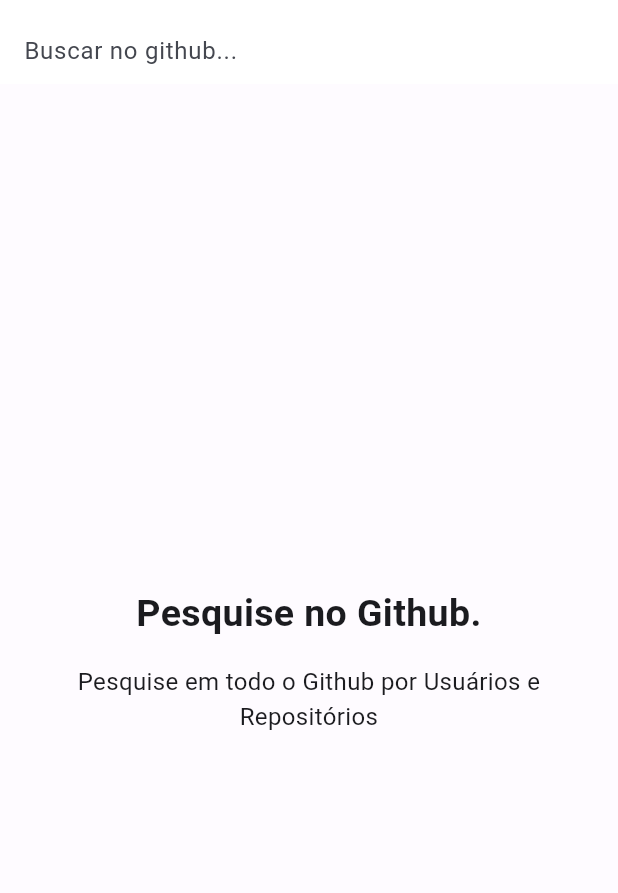
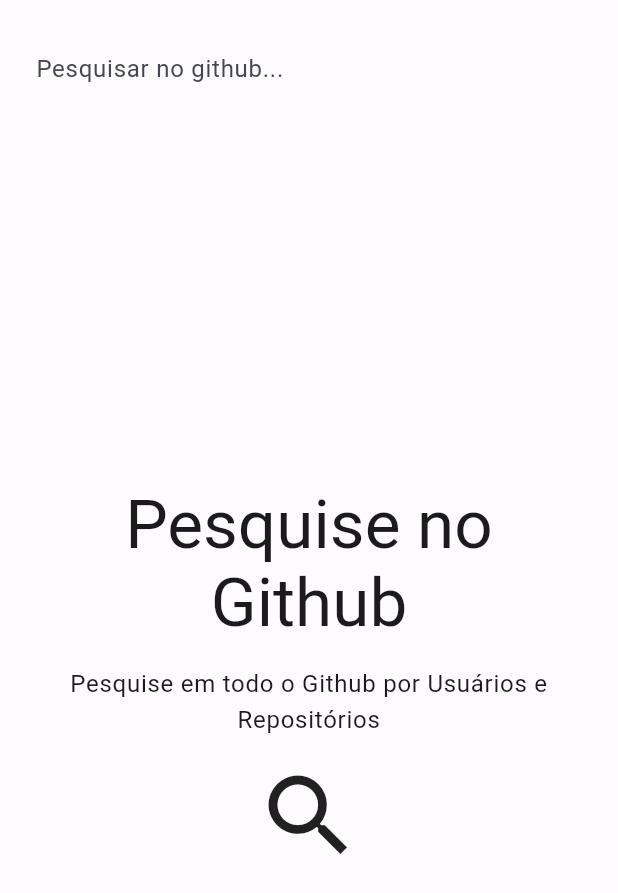
Before and after one commit to fldnascimento/git_search, a Flutter app: the screen it shows after launch, on a phone screen of 412 x 824 dp. Shown: the top 893 px of the screen. Run offline on Flutter 3.47's test engine with Material 2 defaults, Android fonts, the light colour scheme and no system bars; our stand-ins replace dio, equatable, get_it, go_router, result_dart.

Commit message:
added sizes and refactored search page

```diff
--- a/lib/src/injection_container.dart
+++ b/lib/src/injection_container.dart
@@ -10,12 +10,14 @@
 import 'infra/datasources/git_hub_datasource.dart';
 import 'infra/repositories/git_hub_repository_impl.dart';
 import 'presenter/cubits/list_users/list_users_cubit.dart';
+import 'presenter/cubits/search/search_cubit.dart';
 import 'presenter/cubits/user_info/search_cubit.dart';
 
 final getIt = GetIt.instance;
 
 void setup() {
   // Cubits
+  getIt.registerLazySingleton(() => SearchCubit());
   getIt.registerLazySingleton(() => ListUsersCubit(findUsersUsecase: getIt()));
   getIt.registerLazySingleton(() => UserInfoCubit(getUserUsecase: getIt()));
 
--- /dev/null
+++ b/lib/src/presenter/cubits/search/search_cubit.dart
@@ -0,0 +1,13 @@
+import '../../my_bloc/cubit.dart';
+import 'search_state.dart';
+
+class SearchCubit extends Cubit<SearchState> {
+  SearchCubit()
+      : super(const SearchState(
+          valueTextField: '',
+        ));
+
+  handleTextField(String value) {
+    emit(SearchState(valueTextField: value));
+  }
+}
--- /dev/null
+++ b/lib/src/presenter/cubits/search/search_state.dart
@@ -0,0 +1,11 @@
+import 'package:equatable/equatable.dart';
+
+class SearchState extends Equatable {
+  final String valueTextField;
+  const SearchState({
+    required this.valueTextField,
+  });
+
+  @override
+  List<Object?> get props => [valueTextField];
+}
--- a/lib/src/presenter/pages/search_page.dart
+++ b/lib/src/presenter/pages/search_page.dart
@@ -1,6 +1,13 @@
 import 'package:flutter/material.dart';
 
-import '../components/container_search.dart';
+import '../../injection_container.dart';
+import '../cubits/search/search_cubit.dart';
+import '../cubits/search/search_state.dart';
+import '../my_bloc/bloc_builder.dart';
+import '../style/app_theme.dart';
+import '../style/sizes.dart';
+import '../style/spacing.dart';
+import '../widgets/container_search.dart';
 
 class SearchPage extends StatefulWidget {
   const SearchPage({super.key});
@@ -10,92 +17,80 @@
 }
 
 class _SearchPageState extends State<SearchPage> {
-  String _textValue = '';
-
-  bool _showContainerSearch = false;
-  final _textEditingController = TextEditingController();
+  final _textController = TextEditingController();
 
   @override
   Widget build(BuildContext context) {
+    final cubit = getIt<SearchCubit>();
+
     return Scaffold(
-      appBar: AppBar(
-        backgroundColor: Colors.white,
-        title: Column(
+      body: SafeArea(
+        child: Column(
+          crossAxisAlignment: CrossAxisAlignment.center,
           children: [
-            TextField(
-              controller: _textEditingController,
+            Column(
+              children: [
+                Container(
+                  color: context.colorScheme.surface,
+                  padding: const EdgeInsets.all(Spacing.insetExtraSmall),
+                  child: TextField(
+                    controller: _textController,
                     decoration: InputDecoration(
-                hintText: 'Buscar no github...',
+                      border: InputBorder.none,
+                      filled: true,
+                      hintText: 'Pesquisar no github...',
                       suffix: IconButton(
                         onPressed: () {
-                    setState(() {
-                      _textEditingController.text = '';
-                      _showContainerSearch = false;
-                    });
+                          _textController.text = '';
+                          cubit.handleTextField('');
                         },
-                  icon: const Icon(
-                    Icons.close,
-                    color: Colors.black,
+                        icon: const Icon(Icons.close),
                       ),
                     ),
+                    onChanged: cubit.handleTextField,
                   ),
-              onChanged: (value) {
-                _textValue = value;
-                setState(() {
-                  if (value.isNotEmpty) {
-                    _showContainerSearch = true;
-                  } else {
-                    _showContainerSearch = false;
-                  }
-                });
-              },
                 ),
               ],
             ),
-        elevation: 0,
-      ),
-      body: Column(
-        crossAxisAlignment: CrossAxisAlignment.center,
-        children: [
-          Visibility(
-            visible: _showContainerSearch,
-            child: ContainerSearch(query: _textValue),
-          ),
-          Visibility(
-            visible: !_showContainerSearch,
-            child: Expanded(
+            BlocBuilder<SearchCubit, SearchState>(
+              builder: (context, state) {
+                return Visibility(
+                  visible: state.valueTextField.isNotEmpty,
+                  replacement: Expanded(
                     child: Padding(
-                padding: const EdgeInsets.all(16.0),
+                      padding: const EdgeInsets.all(Spacing.insetMedium),
+                      child: Center(
                         child: Column(
                           mainAxisAlignment: MainAxisAlignment.center,
                           crossAxisAlignment: CrossAxisAlignment.center,
                           mainAxisSize: MainAxisSize.max,
-                  children: const [
+                          children: [
                             Text(
-                      'Pesquise no Github.',
-                      style: TextStyle(
-                        fontSize: 25,
-                        fontWeight: FontWeight.bold,
+                              'Pesquise no Github',
+                              style: context.textTheme.headline2?.copyWith(
+                                color: context.colorScheme.onBackground,
                               ),
                               textAlign: TextAlign.center,
                             ),
-                    SizedBox(
-                      height: 16,
-                    ),
+                            const SizedBox(height: Spacing.stackMedium),
                             Text(
                               'Pesquise em todo o Github por Usuários e Repositórios',
-                      style: TextStyle(
-                        fontSize: 16,
-                        fontWeight: FontWeight.normal,
-                      ),
+                              style: context.textTheme.bodyLarge,
                               textAlign: TextAlign.center,
                             ),
+                            const SizedBox(height: Spacing.stackMedium),
+                            const Icon(Icons.search, size: Sizes.mega),
                           ],
                         ),
                       ),
                     ),
                   ),
+                  child: ContainerSearch(query: state.valueTextField),
+                );
+              },
+            ),
           ],
+        ),
       ),
     );
   }
--- /dev/null
+++ b/lib/src/presenter/style/sizes.dart
@@ -0,0 +1,15 @@
+class Sizes {
+  const Sizes._();
+
+  static const zero = 0.0;
+  static const pico = 1.0;
+  static const nano = 2.0;
+  static const micro = 4.0;
+  static const extraSmall = 8.0;
+  static const small = 12.0;
+  static const medium = 16.0;
+  static const large = 28.0;
+  static const extraLarge = 44.0;
+  static const mega = 72.0;
+  static const giga = 116.0;
+}
```
Also changed, not shown: lib/src/presenter/widgets/container_search.dart (added, +45 -0 lines), lib/src/presenter/widgets/search_option_widget.dart (added, +35 -0 lines). Lines whose indentation alone changed are shown as unchanged.
